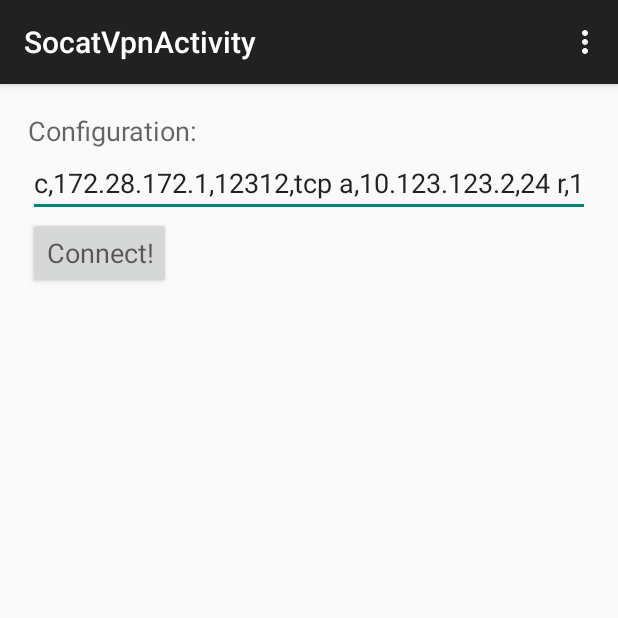
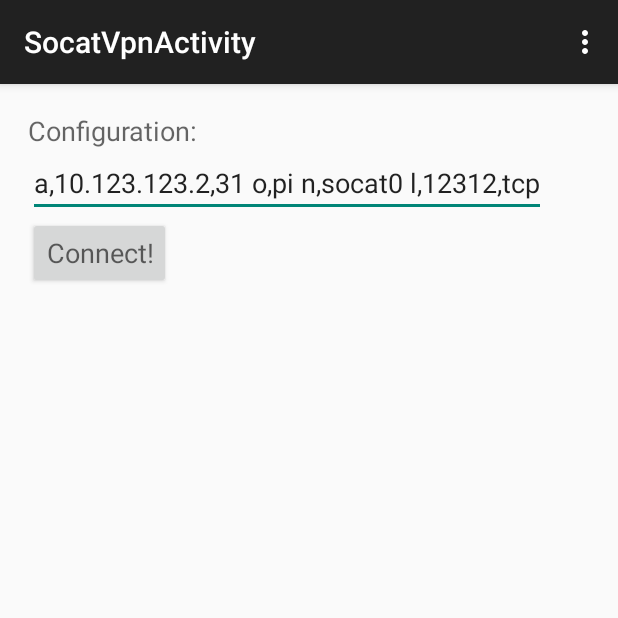
Before and after one commit to sucgroup/lightning_rod_android_vpn_poc, an Android app: the screen it shows after launch (SocatVpnActivity), on a phone screen of 412 x 824 dp, the top half of it. Run offline under Robolectric (Android 15) with nearby library versions, the phone set to English and light mode, and no system bars.

Commit message:
WIP on socat replacement. PI implementation is broken: a connection doesn't start.

```diff
--- a/app/src/main/java/ru/esmukov/kpfu/lightningrodandroidvpnpoc/SocatVpnService.java
+++ b/app/src/main/java/ru/esmukov/kpfu/lightningrodandroidvpnpoc/SocatVpnService.java
@@ -107,12 +107,13 @@ public class SocatVpnService extends VpnService implements Handler.Callback, Run
             // Create a SocketChannel as the VPN tunnel.
             tunnel = ServerConnectionFactory.fromRemoteConnectionInfo(
                     mSocatServerConnectionInfo.getRemoteConnectionInfo());
+            // Connect to the server.
+            tunnel.connect();
             // Protect the tunnel before connecting to avoid loopback.
+
             if (!tunnel.protect(this)) {
                 throw new IllegalStateException("Cannot protect the tunnel");
             }
-            // Connect to the server.
-            tunnel.connect();
             // For simplicity, we use the same thread for both reading and
             // writing. Here we put the tunnel into non-blocking mode.
             tunnel.configureBlocking(false);
--- a/app/src/main/res/layout/form.xml
+++ b/app/src/main/res/layout/form.xml
@@ -16,7 +16,15 @@
         android:padding="3mm">
 
         <TextView style="@style/AppTheme" android:text="@string/configuration" android:layout_width="wrap_content" android:layout_height="wrap_content" />
-        <EditText android:text="c,172.28.172.1,12312,tcp a,10.123.123.2,24 r,10.123.123.0,24" style="@style/AppTheme" android:id="@+id/configuration" android:layout_width="wrap_content" android:layout_height="wrap_content" />
+
+        <EditText
+            android:id="@+id/configuration"
+            style="@style/AppTheme"
+            android:layout_width="wrap_content"
+            android:layout_height="wrap_content"
+            android:text="a,10.123.123.2,31 o,pi n,socat0 l,12312,tcp"
+            />
+        <!--android:text="c,172.28.172.1,12312,tcp a,10.123.123.2,24 r,10.123.123.0,24"-->
 
         <Button style="@style/AppTheme" android:id="@+id/connect" android:text="@string/connect" android:layout_width="wrap_content" android:layout_height="wrap_content" />
 
```
Also changed, not shown: 3 other files.
